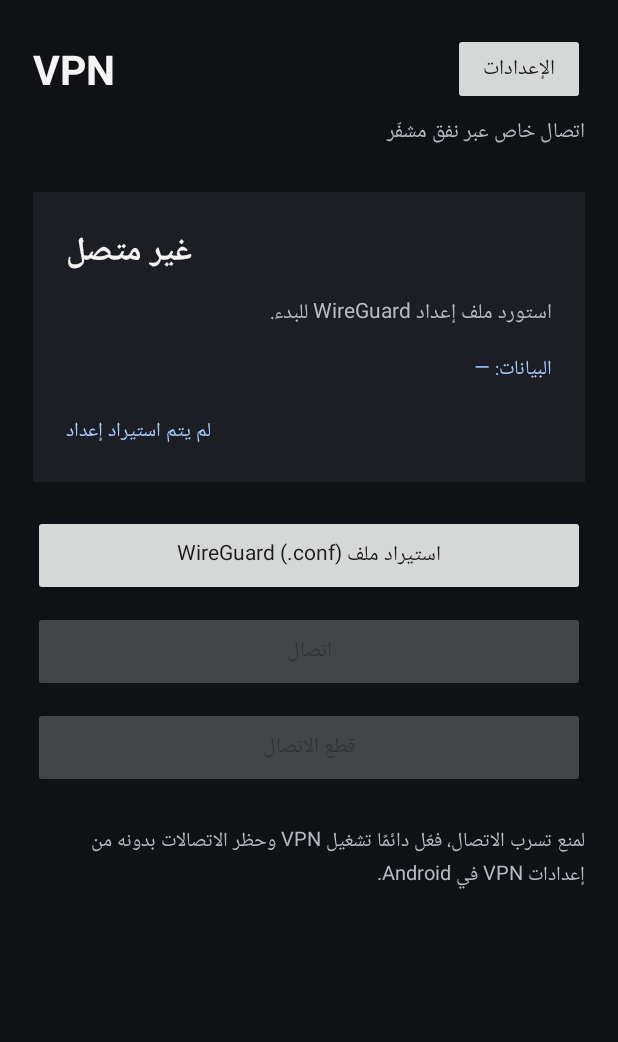
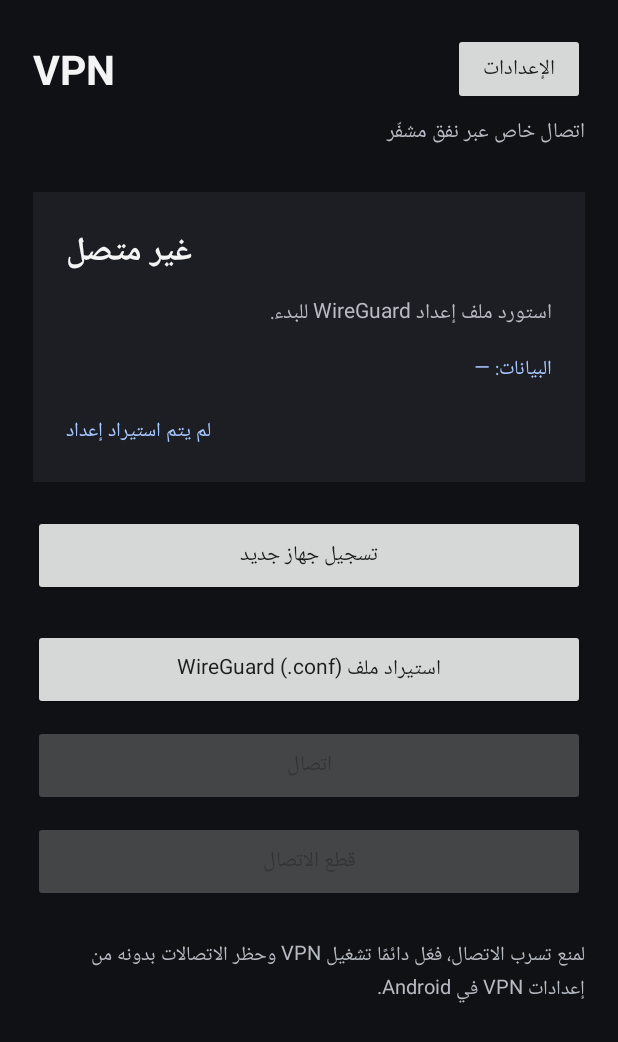
Before and after one commit to baraazaki1234-coder/VPN, an Android app: the screen it shows after launch (MainActivity), on a phone screen of 412 x 824 dp. Shown: the top 1042 px of the screen. Run offline under Robolectric (Android 15) with nearby library versions, the phone set to English and light mode, and no system bars; libraries missing offline, so code that uses them is left out: com.wireguard.android, com.wireguard.config; 11 statements that could not run were skipped.

Commit message:
Add device enrollment action to Android screen

```diff
--- a/app/src/main/res/layout/activity_main.xml
+++ b/app/src/main/res/layout/activity_main.xml
@@ -82,6 +82,13 @@
                 android:textSize="13sp"/>
         </LinearLayout>
         <Button
+            android:id="@+id/enrollButton"
+            android:layout_width="match_parent"
+            android:layout_height="54dp"
+            android:layout_marginTop="22dp"
+            android:text="تسجيل جهاز جديد"
+            android:textAllCaps="false"/>
+        <Button
             android:id="@+id/importButton"
             android:layout_width="match_parent"
             android:layout_height="54dp"
```
